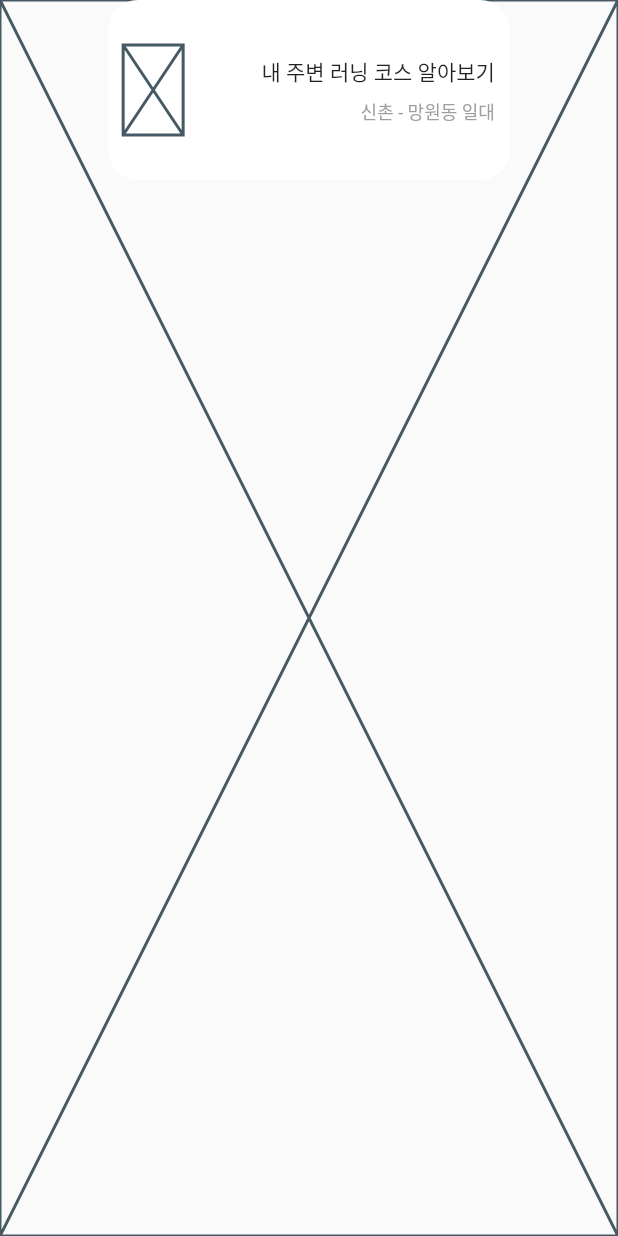
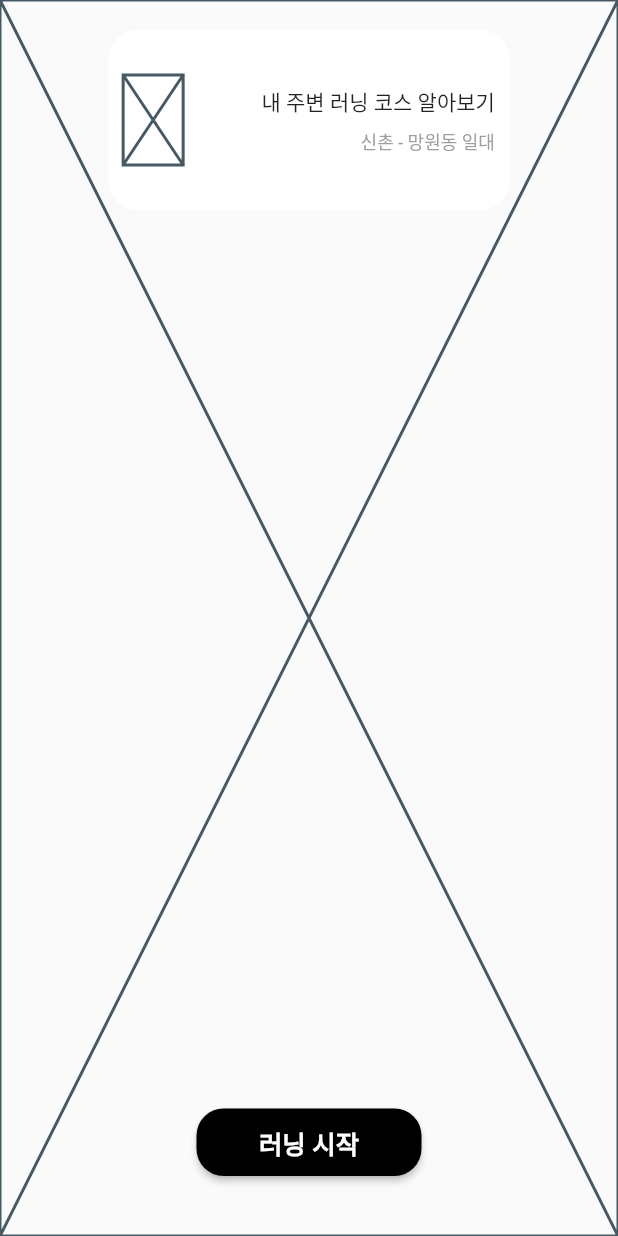
Before and after one commit to chlee1252/running_crew, a Flutter app: the screen it shows after launch, on a phone screen of 412 x 824 dp. Run offline on Flutter 3.47's test engine with Material 2 defaults, Android fonts, the phone set to English and light mode, and no system bars.

Commit message:
feat: add running button ui

```diff
--- a/lib/screen/main_screen.dart
+++ b/lib/screen/main_screen.dart
@@ -1,5 +1,7 @@
 import 'package:flutter/material.dart';
-import 'package:running_crew/widgets/image_text_box.dart';
+import 'package:running_crew/widgets/rounded_button.dart';
+
+import '../widgets/image_text_box.dart';
 
 class MainScreen extends StatelessWidget {
   const MainScreen({Key? key}) : super(key: key);
@@ -14,12 +16,34 @@ class MainScreen extends StatelessWidget {
             const Placeholder(),
             Column(
               children: [
-                Container(),
-                const Center(
-                    child: ImageTextBox(
-                  title: "내 주변 러닝 코스 알아보기",
-                  subText: "신촌 - 망원동 일대",
-                ))
+                Center(
+                  child: Container(
+                    margin: const EdgeInsets.only(
+                      top: 20.0,
+                    ),
+                    child: const ImageTextBox(
+                      title: "내 주변 러닝 코스 알아보기",
+                      subText: "신촌 - 망원동 일대",
+                    ),
+                  ),
+                ),
+                Expanded(
+                  child: Align(
+                    alignment: Alignment.bottomCenter,
+                    child: RoundedButton(
+                      margin: const EdgeInsets.only(bottom: 40.0),
+                      child: const Text(
+                        "러닝 시작",
+                        style: TextStyle(
+                          color: Colors.white,
+                          fontWeight: FontWeight.bold,
+                          fontSize: 17.0,
+                        ),
+                      ),
+                      onPressed: () => print(123123),
+                    ),
+                  ),
+                ),
               ],
             ),
           ],
--- /dev/null
+++ b/lib/widgets/rounded_button.dart
@@ -0,0 +1,40 @@
+import 'package:flutter/material.dart';
+
+class RoundedButton extends StatelessWidget {
+  const RoundedButton(
+      {Key? key,
+      required this.child,
+      required this.onPressed,
+      this.width = 150.0,
+      this.height = 45.0,
+      this.margin})
+      : super(key: key);
+
+  final double? width;
+  final double? height;
+  final EdgeInsetsGeometry? margin;
+  final Widget? child;
+  final VoidCallback onPressed;
+
+  @override
+  Widget build(BuildContext context) {
+    return Container(
+      width: width,
+      height: height,
+      margin: margin,
+      child: ElevatedButton(
+        onPressed: onPressed,
+        style: ButtonStyle(
+          shape: MaterialStateProperty.all<RoundedRectangleBorder>(
+            RoundedRectangleBorder(
+              borderRadius: BorderRadius.circular(
+                18.0,
+              ),
+            ),
+          ),
+        ),
+        child: child,
+      ),
+    );
+  }
+}
```
